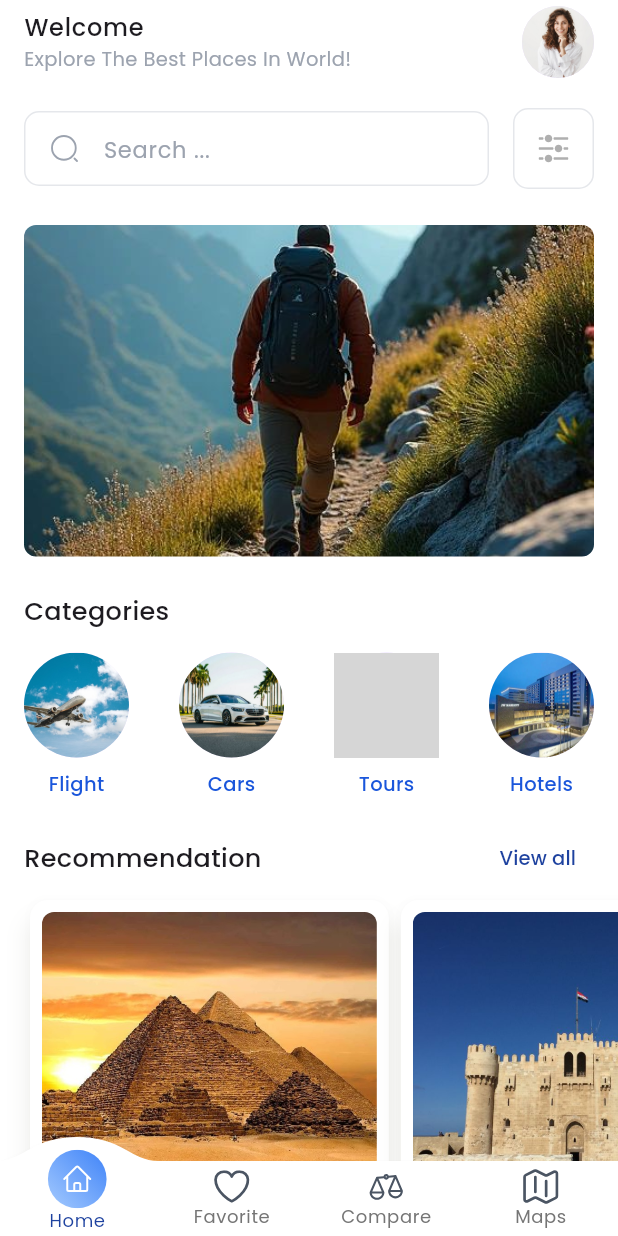
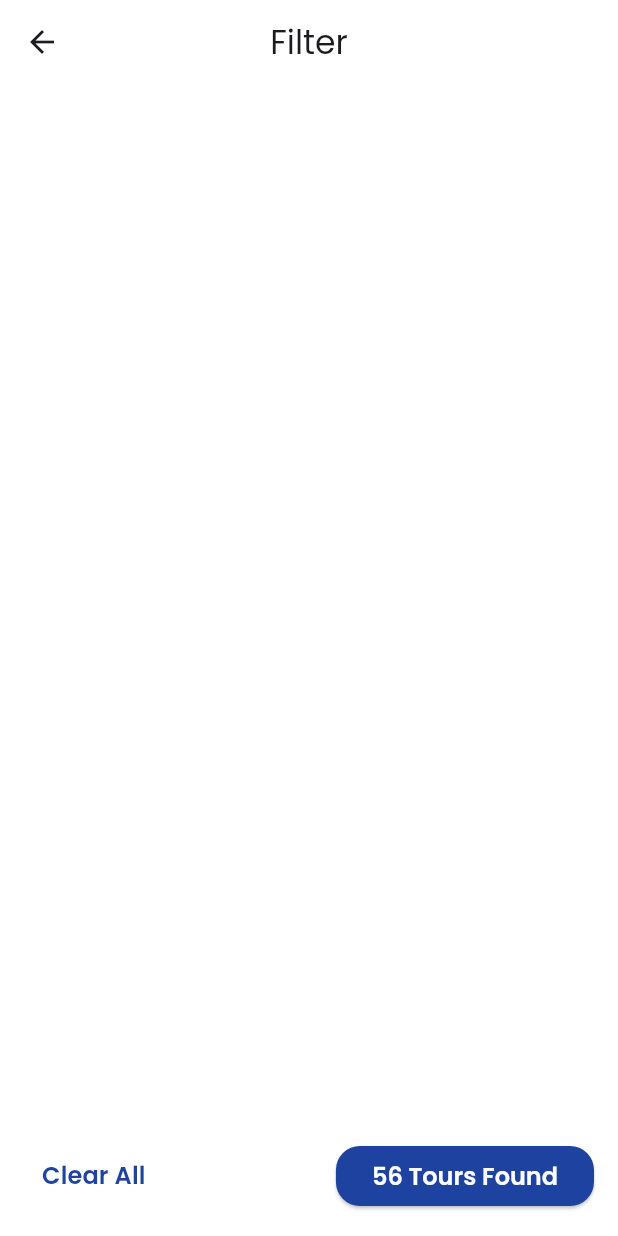
Before and after one commit to ahmedasaber/Round-5-safarni, a Flutter app: the screen it shows after launch, after a tap on an icon or button, on a phone screen of 412 x 824 dp. Run offline on Flutter 3.47's test engine with Material 3 defaults, Android fonts, the phone set to English and light mode, and no system bars; drawn by our look-alikes of convex_bottom_bar; our stand-ins replace flutter_bloc, flutter_svg, get_it; grey boxes are pictures that could not be loaded.

Commit message:
search, filter ui

```diff
--- a/lib/core/utils/app_styles.dart
+++ b/lib/core/utils/app_styles.dart
@@ -1,14 +1,20 @@
 import 'package:flutter/material.dart';
 
 abstract class TextStyles{
+  static const TextStyle medium12= TextStyle(fontSize: 12, fontWeight: FontWeight.w500);
   static const TextStyle medium13= TextStyle(fontSize: 13, fontWeight: FontWeight.w500);
   static const TextStyle medium14= TextStyle(fontSize: 14, fontWeight: FontWeight.w500);
   static const TextStyle medium16= TextStyle(fontSize: 16, fontWeight: FontWeight.w500);
   static const TextStyle medium17= TextStyle(fontSize: 17, fontWeight: FontWeight.w500);
+  static const TextStyle regular12= TextStyle(fontSize: 12, fontWeight: FontWeight.w400);
   static const TextStyle regular13= TextStyle(fontSize: 13, fontWeight: FontWeight.w400);
   static const TextStyle regular14= TextStyle(fontSize: 14, fontWeight: FontWeight.w400);
   static const TextStyle regular15= TextStyle(fontSize: 15, fontWeight: FontWeight.w400);
   static const TextStyle regular18= TextStyle(fontSize: 18, fontWeight: FontWeight.w400);
   static const TextStyle semiBold12= TextStyle(fontSize: 12, fontWeight: FontWeight.w600);
+  static const TextStyle semiBold15= TextStyle(fontSize: 15, fontWeight: FontWeight.w600);
+  static const TextStyle semiBold16= TextStyle(fontSize: 16, fontWeight: FontWeight.w600);
+  static const TextStyle semiBold17= TextStyle(fontSize: 17, fontWeight: FontWeight.w600);
+  static const TextStyle semiBold20= TextStyle(fontSize: 20, fontWeight: FontWeight.w600);
   static const TextStyle bold14= TextStyle(fontSize: 14, fontWeight: FontWeight.w700);
 }
--- a/lib/core/utils/on_generate_routes.dart
+++ b/lib/core/utils/on_generate_routes.dart
@@ -1,10 +1,19 @@
 import 'package:flutter/material.dart';
+import 'package:safarni/features/filteration/presentation/view/pages/filter_view.dart';
 import 'package:safarni/features/home/presentation/views/pages/home_view.dart';
+import 'package:safarni/features/search/presentation/view/pages/result_view.dart';
+import 'package:safarni/features/search/presentation/view/pages/search_view.dart';
 
 Route<dynamic> onGenerateRoute(RouteSettings settings){
   switch(settings.name){
     case HomeView.routeName:
       return MaterialPageRoute(builder: (_) => const HomeView());
+    case SearchView.routeName:
+      return MaterialPageRoute(builder: (_) => const SearchView());
+     case ResultView.routeName:
+      return MaterialPageRoute(builder: (_) => const ResultView());
+    case FilterView.routeName:
+      return MaterialPageRoute(builder: (_) => const FilterView());
     default:
       return MaterialPageRoute(
         builder: (_) => Scaffold(
--- a/lib/core/widgets/custom_app_bar.dart
+++ b/lib/core/widgets/custom_app_bar.dart
@@ -2,17 +2,18 @@ import 'package:flutter/material.dart';
 
 class CustomAppBar extends StatelessWidget implements PreferredSizeWidget{
   const CustomAppBar({
-    super.key, required this.title, this.automaticallyImplyLeading = true,
+    super.key, this.title, this.automaticallyImplyLeading = true, this.actionsList
   });
-  final String title;
+  final String? title;
   final bool automaticallyImplyLeading;
-
+  final List<Widget>? actionsList;
   @override
   Widget build(BuildContext context) {
     return AppBar(
-      title: Text(title),
+      title: title!=null? Text(title!) : null,
       centerTitle: true,
       automaticallyImplyLeading: automaticallyImplyLeading,
+      actions: actionsList,
     );
   }
 
--- /dev/null
+++ b/lib/features/filteration/presentation/view/pages/filter_view.dart
@@ -0,0 +1,12 @@
+import 'package:flutter/material.dart';
+import 'package:safarni/features/filteration/presentation/view/widgets/filter_view_body.dart';
+
+class FilterView extends StatelessWidget {
+  const FilterView({super.key});
+
+  static const routeName = '/filter';
+  @override
+  Widget build(BuildContext context) {
+    return const FilterViewBody();
+  }
+}
--- /dev/null
+++ b/lib/features/filteration/presentation/view/widgets/filter_view_body.dart
@@ -0,0 +1,48 @@
+import 'package:flutter/material.dart';
+import 'package:safarni/core/utils/app_styles.dart';
+import 'package:safarni/core/widgets/custom_app_bar.dart';
+
+class FilterViewBody extends StatelessWidget {
+  const FilterViewBody({super.key});
+
+  @override
+  Widget build(BuildContext context) {
+    return Scaffold(
+      appBar: CustomAppBar(title: 'Filter'),
+      body: SingleChildScrollView(
+        padding: EdgeInsets.all(16),
+        child: Column(
+          crossAxisAlignment: CrossAxisAlignment.start,
+          children: [],
+        ),
+      ),
+      bottomNavigationBar: Padding(
+        padding: const EdgeInsets.all(16.0),
+        child: Row(
+          mainAxisAlignment: MainAxisAlignment.spaceBetween,
+          children: [
+            TextButton(
+              onPressed: () {},
+              child: Text(
+                'Clear All',
+                style: TextStyles.semiBold16.copyWith(color: Color(0xff1e429f)),
+              ),
+            ),
+            ElevatedButton(
+              onPressed: () {},
+              style: ElevatedButton.styleFrom(
+                shape: RoundedRectangleBorder(
+                  borderRadius: BorderRadius.circular(16),
+                ),
+                backgroundColor: Color(0xff1e429f),
+                foregroundColor: Colors.white,
+                textStyle: TextStyles.semiBold16.copyWith(fontFamily: 'Poppins'),
+              ),
+              child: Text('56 Tours Found'),
+            ),
+          ],
+        ),
+      ),
+    );
+  }
+}
--- a/lib/features/home/presentation/views/widgets/custom_search_text_filed.dart
+++ b/lib/features/home/presentation/views/widgets/custom_search_text_filed.dart
@@ -5,20 +5,36 @@ import 'package:safarni/core/utils/app_styles.dart';
 
 class CustomSearchTextFiled extends StatelessWidget {
   const CustomSearchTextFiled({
-    super.key, this.onTap, this.readOnly = false, this.onChange,
+    super.key,
+    this.onTap,
+    this.readOnly = false,
+    this.onChange,
   });
+
   final VoidCallback? onTap;
   final ValueChanged? onChange;
   final bool readOnly;
+
   @override
   Widget build(BuildContext context) {
     return Container(
       decoration: BoxDecoration(
         color: Colors.white,
-        borderRadius: BorderRadius.circular(10),
+        borderRadius: readOnly
+            ? BorderRadius.circular(10)
+            : BorderRadius.circular(16),
         border: Border.all(
-          color: Color(0xffE5E7EB),
-        )
+          color: readOnly ? Color(0xffE5E7EB) : Color(0xff3f83f8),
+        ),
+        boxShadow: [
+          !readOnly
+              ? BoxShadow(
+                  color: Color(0xffd9dcf0),
+                  blurRadius: 2,
+                  spreadRadius: 3,
+                )
+              : BoxShadow(),
+        ],
       ),
       child: Padding(
         padding: const EdgeInsets.only(left: 16),
@@ -28,8 +44,12 @@ class CustomSearchTextFiled extends StatelessWidget {
           readOnly: readOnly,
           decoration: InputDecoration(
             hintText: 'Search ...',
-            hintStyle: TextStyles.regular15.copyWith(color: AppColors.grayColor),
-            icon: SvgPicture.asset('assets/icons/search-normal.svg'),
+            hintStyle: readOnly
+                ? TextStyles.regular15.copyWith(color: AppColors.grayColor)
+                : TextStyles.regular15.copyWith(color: Color(0xff3f83f8)),
+            icon: readOnly
+                ? SvgPicture.asset('assets/icons/search-normal.svg')
+                : SvgPicture.asset('assets/icons/search-normal-blue.svg'),
             border: InputBorder.none,
           ),
         ),
--- a/lib/features/home/presentation/views/widgets/home_view_body.dart
+++ b/lib/features/home/presentation/views/widgets/home_view_body.dart
@@ -1,5 +1,7 @@
 import 'package:flutter/material.dart';
+import 'package:safarni/core/helpers/extentions.dart';
 import 'package:safarni/core/utils/app_styles.dart';
+import 'package:safarni/features/filteration/presentation/view/pages/filter_view.dart';
 import 'package:safarni/features/home/presentation/views/widgets/available_tours_card.dart';
 import 'package:safarni/features/home/presentation/views/widgets/card_recommendation_item.dart';
 import 'package:safarni/features/home/presentation/views/widgets/cusrom_category_item.dart';
@@ -7,6 +9,7 @@ import 'package:safarni/features/home/presentation/views/widgets/custom_filter_b
 import 'package:safarni/features/home/presentation/views/widgets/custom_search_text_filed.dart';
 import 'package:safarni/features/home/presentation/views/widgets/home_app_bar.dart';
 import 'package:safarni/features/home/presentation/views/widgets/list_of_recommendations.dart';
+import 'package:safarni/features/search/presentation/view/pages/search_view.dart';
 
 class HomeViewBody extends StatelessWidget {
    HomeViewBody({super.key});
@@ -39,7 +42,7 @@ class HomeViewBody extends StatelessWidget {
                   Expanded(
                     child: CustomSearchTextFiled(
                       onTap: (){
-
+                        context.pushNamed(SearchView.routeName);
                       },
                       readOnly: true,
                     )
@@ -47,7 +50,7 @@ class HomeViewBody extends StatelessWidget {
                   SizedBox(width: 16),
                   CustomFilterBt(
                     onTap: () {
-
+                      context.pushNamed(FilterView.routeName);
                     },
                   )
                 ],
--- a/lib/features/search/presentation/view/search_view.dart
+++ b/lib/features/search/presentation/view/pages/search_view.dart
@@ -4,8 +4,9 @@ import 'package:safarni/features/search/presentation/view/widgets/search_view_bo
 class SearchView extends StatelessWidget {
   const SearchView({super.key});
 
+  static const routeName = '/search';
   @override
   Widget build(BuildContext context) {
-    return const SearchViewBody();
+    return SearchViewBody();
   }
 }
```
Also changed, not shown: lib/features/search/presentation/view/pages/result_view.dart (added, +12 -0 lines), lib/features/search/presentation/view/widgets/card_result_item.dart (added, +126 -0 lines), lib/features/search/presentation/view/widgets/locatio_item.dart (added, +51 -0 lines), lib/features/search/presentation/view/widgets/result_view_body.dart (added, +89 -0 lines), lib/features/search/presentation/view/widgets/search_view_body.dart (+43 -5 lines), assets/icons/paris.svg (added), assets/icons/search-normal-blue.svg (added), assets/images/eiffel-tower-1188609.png (added).
